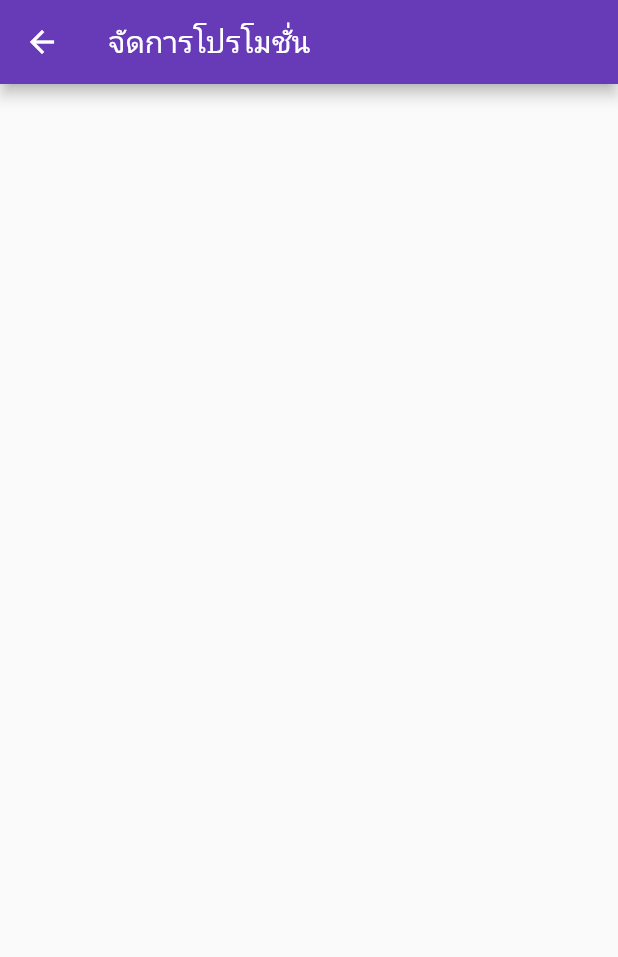
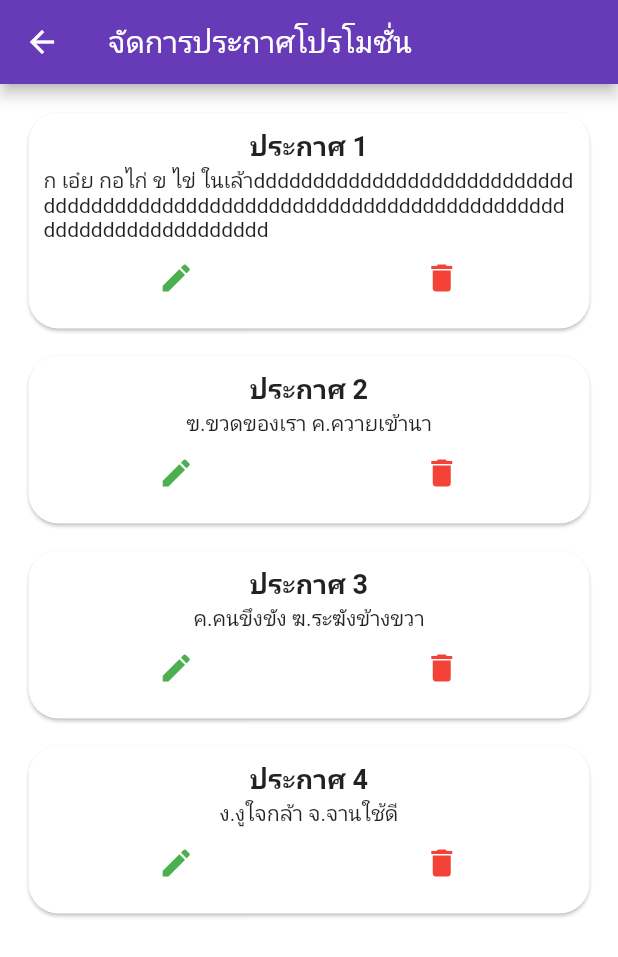
Before and after one commit to tuanattawut/k6AppV.upgrade, a Flutter app: the ManagePromotion screen opened directly, on a phone screen of 412 x 824 dp. Shown: the top 957 px of the screen. Run offline on Flutter 3.47's test engine with Material 2 defaults, Android fonts, the phone set to English and light mode, and no system bars; our stand-ins replace cloud_firestore, dio, firebase_auth, firebase_core, google_maps_flutter, image_picker and 1 more; missing offline and left inert: flutter_facebook_login, flutter_search_bar; accounts and stored records are empty; statements that could not run were skipped.

Commit message:
update 28 may

```diff
--- a/lib/screens/Manager/main_manager.dart
+++ b/lib/screens/Manager/main_manager.dart
@@ -1,6 +1,6 @@
 import 'package:flutter/material.dart';
 import 'package:k6_app/screens/Manager/manage_chat.dart';
-import 'package:k6_app/screens/Manager/manage_promotion.dart';
+import 'package:k6_app/widget/Manager/manage_promotion.dart';
 import 'package:k6_app/screens/Manager/manage_rentarea.dart';
 import 'package:k6_app/screens/Manager/manage_seller.dart';
 import 'package:k6_app/screens/Manager/manage_user.dart';
@@ -55,7 +55,7 @@ class _HomemanagerState extends State<Homemanager> {
                 route: ManageRentArea(),
               ),
               MyMenu(
-                title: 'แชท',
+                title: 'ข้อความ',
                 icon: Icons.chat,
                 color: Colors.blue,
                 route: ManageChats(),
--- a/lib/screens/Manager/manage_promotion.dart
+++ b/lib/screens/Manager/manage_promotion.dart
@@ -1,4 +1,5 @@
 import 'package:flutter/material.dart';
+import 'package:k6_app/utility/my_style.dart';
 
 class ManagePromotion extends StatefulWidget {
   @override
@@ -10,8 +11,72 @@ class _ManagePromotionState extends State<ManagePromotion> {
   Widget build(BuildContext context) {
     return Scaffold(
       appBar: AppBar(
-        title: Text('จัดการโปรโมชั่น'),
+        title: Text('จัดการประกาศโปรโมชั่น'),
+      ),
+      backgroundColor: Colors.white70,
+      body: ListView.builder(
+        padding: const EdgeInsets.all(10.0),
+        itemCount: data.length,
+        itemBuilder: (BuildContext context, int index) {
+          return GestureDetector(
+            onTap: () {},
+            child: Container(
+              padding: EdgeInsets.all(5.0),
+              child: SingleChildScrollView(
+                child: Column(
+                  mainAxisAlignment: MainAxisAlignment.center,
+                  children: [
+                    Card(
+                        shape: RoundedRectangleBorder(
+                          borderRadius: BorderRadius.circular(20.0),
+                        ),
+                        child: Padding(
+                          padding: const EdgeInsets.all(10.0),
+                          child: Column(
+                            children: <Widget>[
+                              Text(
+                                'ประกาศ ${data[index]}',
+                                style: MyStyle().mainTitle,
+                              ),
+                              Text('${data2[index]}'),
+                              Row(
+                                mainAxisAlignment:
+                                    MainAxisAlignment.spaceAround,
+                                children: <Widget>[
+                                  IconButton(
+                                    icon: Icon(
+                                      Icons.edit,
+                                      color: Colors.green,
+                                    ),
+                                    onPressed: () {},
+                                  ),
+                                  IconButton(
+                                    icon: Icon(
+                                      Icons.delete,
+                                      color: Colors.red,
+                                    ),
+                                    onPressed: () => {},
+                                  ),
+                                ],
+                              ),
+                            ],
+                          ),
+                        )),
+                  ],
+                ),
+              ),
+            ),
+          );
+        },
       ),
     );
   }
+
+  final List<String> data = <String>['1', '2', '3', '4'];
+  final List<String> data2 = <String>[
+    'ก เอ๋ย กอไก่ ข ไข่ ในเล้าdddddddddddddddddddddddddddddddddddddddddddddddddddddddddddddddddddddddddddddddddddddddddd',
+    'ฃ.ขวดของเรา ค.ควายเข้านา',
+    'ค.คนขึงขัง ฆ.ระฆังข้างขวา',
+    'ง.งูใจกล้า จ.จานใช้ดี'
+  ];
 }
```
Also changed, not shown: lib/models/debouncer.dart (deleted, +0 -17 lines), lib/widget/Seller/infomation_seller.dart (+0 -8 lines), lib/widget/Seller/product_list_seller.dart (+5 -3 lines).
